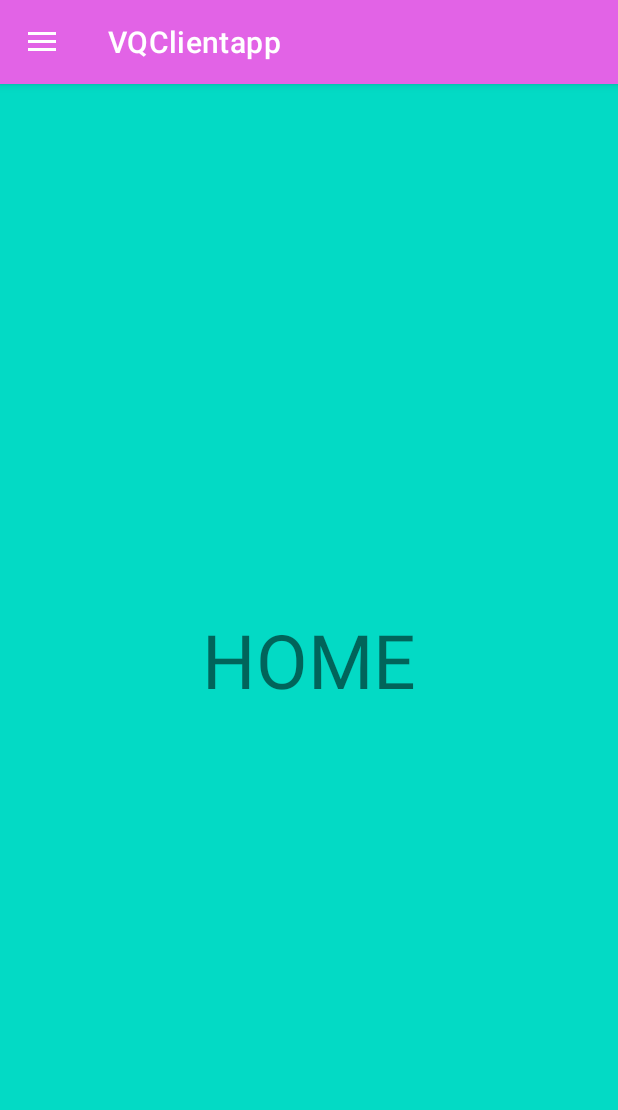
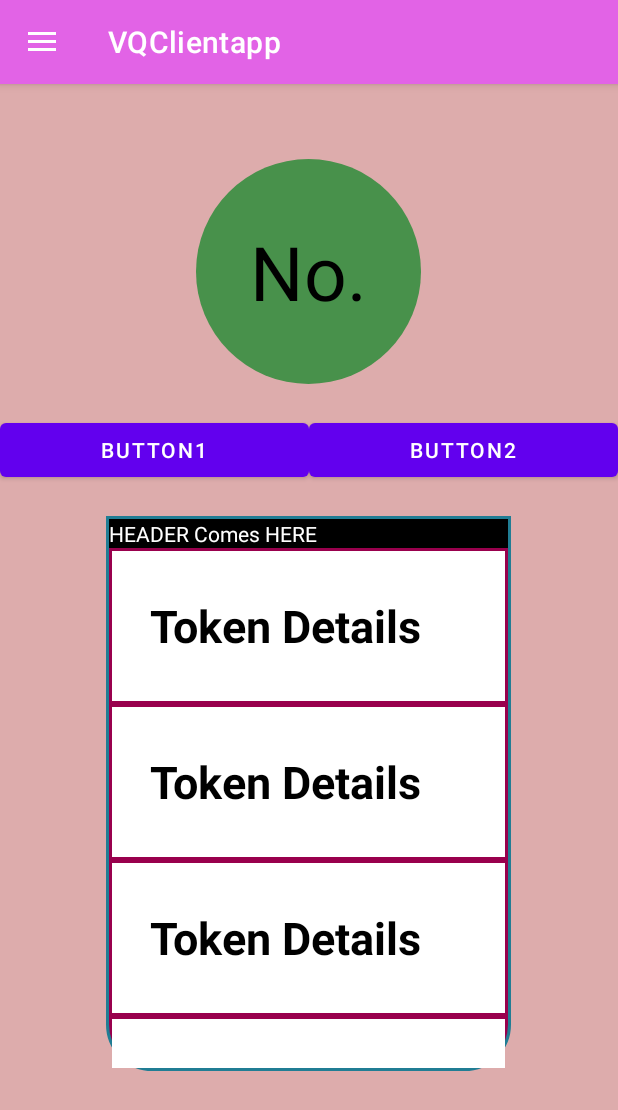
Before and after one commit to gokulelayur/VQclientapp, an Android app: the fragment tokenlistFragment placed in its activity, after a tap on "Home", on a phone screen of 412 x 824 dp. Shown: the top 1110 px of the screen. Run offline under Robolectric (Android 15) with nearby library versions, the phone set to English and light mode, and no system bars; 1 statement that could not run was skipped; 1 other tap on this screen came first.

Commit message:
departmenthome connected to Company homePage and basic recycler view at homeFragment and tokenlistFragment

```diff
--- /dev/null
+++ b/app/src/main/java/com/example/vqclientapp/adapterQueueRecycler.java
@@ -0,0 +1,44 @@
+package com.example.vqclientapp;
+
+import android.view.LayoutInflater;
+import android.view.View;
+import android.view.ViewGroup;
+import android.widget.TextView;
+
+import androidx.annotation.NonNull;
+import androidx.recyclerview.widget.RecyclerView;
+
+import org.jetbrains.annotations.NotNull;
+import org.w3c.dom.Text;
+
+public class adapterQueueRecycler extends RecyclerView.Adapter<adapterQueueRecycler.Viewholder>{
+    @NonNull
+    @NotNull
+    @Override
+    public Viewholder onCreateViewHolder(@NonNull @NotNull ViewGroup parent, int viewType) {
+
+        View view= LayoutInflater.from(parent.getContext()).inflate(R.layout.row_item_queue_recycler,parent,false);
+        return new Viewholder(view);
+    }
+
+    @Override
+    public void onBindViewHolder(@NonNull @NotNull Viewholder holder, int position) {
+
+    }
+
+    @Override
+    public int getItemCount() {
+        return 10;
+    }
+
+    class Viewholder extends RecyclerView.ViewHolder{
+
+        TextView depname;
+
+        public Viewholder(@NonNull @NotNull View itemView) {
+            super(itemView);
+
+            depname=itemView.findViewById(R.id.queueRecyclerRow);
+        }
+    }
+}
--- /dev/null
+++ b/app/src/main/java/com/example/vqclientapp/adapterTokenlistRecycler.java
@@ -0,0 +1,43 @@
+package com.example.vqclientapp;
+
+import android.view.LayoutInflater;
+import android.view.View;
+import android.view.ViewGroup;
+import android.widget.TextView;
+
+import androidx.annotation.NonNull;
+import androidx.recyclerview.widget.RecyclerView;
+
+import org.jetbrains.annotations.NotNull;
+
+public class adapterTokenlistRecycler extends RecyclerView.Adapter<adapterTokenlistRecycler.Viewholder> {
+
+    @NonNull
+    @NotNull
+    @Override
+    public Viewholder onCreateViewHolder(@NonNull @NotNull ViewGroup parent, int viewType) {
+        View view= LayoutInflater.from(parent.getContext()).inflate(R.layout.row_item_tokenlist_recycler,parent,false);
+        return new Viewholder(view);
+    }
+
+    @Override
+    public void onBindViewHolder(@NonNull @NotNull Viewholder holder, int position) {
+
+    }
+
+    @Override
+    public int getItemCount() {
+        return 20;
+    }
+
+    class Viewholder extends RecyclerView.ViewHolder{
+
+        TextView tokendet;
+
+
+        public Viewholder(@NonNull @NotNull View itemView) {
+            super(itemView);
+            tokendet=itemView.findViewById(R.id.tokenlistRecyclerRow);
+        }
+    }
+}
--- a/app/src/main/java/com/example/vqclientapp/departmenthome.java
+++ b/app/src/main/java/com/example/vqclientapp/departmenthome.java
@@ -9,6 +9,7 @@ import androidx.drawerlayout.widget.DrawerLayout;
 
 import android.os.Bundle;
 import android.view.MenuItem;
+import android.view.View;
 import android.widget.TextView;
 
 import com.google.android.material.navigation.NavigationView;
@@ -17,16 +18,38 @@ import org.jetbrains.annotations.NotNull;
 
 public class departmenthome extends AppCompatActivity implements NavigationView.OnNavigationItemSelectedListener {
     DrawerLayout drawer;
+    department thisdepartment;
+    String uname;
 
     @Override
     protected void onCreate(Bundle savedInstanceState) {
         super.onCreate(savedInstanceState);
         setContentView(R.layout.activity_departmenthome);
+
+        Bundle extras;
+        if(savedInstanceState == null){
+            extras =getIntent().getExtras();
+            if(extras==null){
+                uname=null;
+            }
+            else{
+                uname=extras.getString("uname");
+                thisdepartment=(com.example.vqclientapp.department) getIntent().getSerializableExtra("passdep");
+            }
+        }
+
+
+
         Toolbar toolbar = findViewById(R.id.depthometoolbar);
         setSupportActionBar(toolbar);
+
+
         drawer = findViewById(R.id.dept_drawer_layout);
         NavigationView navigationView = findViewById(R.id.dept_nav_view);
         navigationView.setNavigationItemSelectedListener(this);
+        View headerview= navigationView.getHeaderView(0);
+        TextView drawerCompanyName=(TextView) headerview.findViewById(R.id.drawer_comp_name);
+        drawerCompanyName.setText(thisdepartment.getName().toUpperCase());
 
 
         ActionBarDrawerToggle toggle = new ActionBarDrawerToggle(this, drawer, toolbar,
--- a/app/src/main/java/com/example/vqclientapp/homeFragment.java
+++ b/app/src/main/java/com/example/vqclientapp/homeFragment.java
@@ -8,16 +8,32 @@ import android.view.ViewGroup;
 import androidx.annotation.NonNull;
 import androidx.annotation.Nullable;
 import androidx.fragment.app.Fragment;
+import androidx.recyclerview.widget.LinearLayoutManager;
+import androidx.recyclerview.widget.RecyclerView;
 
 import com.example.vqclientapp.R;
 
 import org.jetbrains.annotations.NotNull;
 
 public class homeFragment extends Fragment {
+
+    RecyclerView recyclerView;
+    adapterQueueRecycler adapterQueueRecycler;
+
     @Nullable
     @org.jetbrains.annotations.Nullable
     @Override
     public View onCreateView(@NonNull @NotNull LayoutInflater inflater, @Nullable @org.jetbrains.annotations.Nullable ViewGroup container, @Nullable @org.jetbrains.annotations.Nullable Bundle savedInstanceState) {
-        return inflater.inflate(R.layout.fragment_home,container,false);
+        View view=inflater.inflate(R.layout.fragment_home,container,false);
+
+        recyclerView=view.findViewById(R.id.queueRecycler);
+        adapterQueueRecycler=new adapterQueueRecycler();
+
+        recyclerView.setHasFixedSize(true);
+        recyclerView.setLayoutManager(new LinearLayoutManager(getContext()));
+        recyclerView.setAdapter(adapterQueueRecycler);
+
+
+        return view;
     }
 }
--- a/app/src/main/java/com/example/vqclientapp/homePage.java
+++ b/app/src/main/java/com/example/vqclientapp/homePage.java
@@ -98,10 +98,9 @@ public class homePage extends AppCompatActivity implements adapterDepts.deptList
     @Override
     public void onDeptListClick(int position) {
         department passdep= departmentArrayList.get(position);
-        Intent deptListClicked=new Intent(homePage.this,testactivitity.class);
+        Intent deptListClicked=new Intent(homePage.this,departmenthome.class);
         deptListClicked.putExtra("passdep",passdep);
         deptListClicked.putExtra("uname",uname);
-//        Toast.makeText(this, "clicked position:"+position, Toast.LENGTH_LONG).show();
         startActivity(deptListClicked);
     }
 }
--- a/app/src/main/java/com/example/vqclientapp/tokenlistFragment.java
+++ b/app/src/main/java/com/example/vqclientapp/tokenlistFragment.java
@@ -8,14 +8,28 @@ import android.view.ViewGroup;
 import androidx.annotation.NonNull;
 import androidx.annotation.Nullable;
 import androidx.fragment.app.Fragment;
+import androidx.recyclerview.widget.LinearLayoutManager;
+import androidx.recyclerview.widget.RecyclerView;
 
 import org.jetbrains.annotations.NotNull;
 
 public class tokenlistFragment extends Fragment {
+
+    RecyclerView recyclerView;
+    adapterTokenlistRecycler adapterTokenlistRecycler;
+
     @Nullable
     @org.jetbrains.annotations.Nullable
     @Override
     public View onCreateView(@NonNull @NotNull LayoutInflater inflater, @Nullable @org.jetbrains.annotations.Nullable ViewGroup container, @Nullable @org.jetbrains.annotations.Nullable Bundle savedInstanceState) {
-        return inflater.inflate(R.layout.fragment_tokenlist,container,false);
+        View view=inflater.inflate(R.layout.fragment_tokenlist,container,false);
+        recyclerView=view.findViewById(R.id.toklistRecycler);
+        adapterTokenlistRecycler=new adapterTokenlistRecycler();
+
+        recyclerView.setHasFixedSize(true);
+        recyclerView.setLayoutManager(new LinearLayoutManager(getContext()));
+        recyclerView.setAdapter(adapterTokenlistRecycler);
+
+        return view;
     }
 }
--- /dev/null
+++ b/app/src/main/res/drawable/listview_token_queue.xml
@@ -0,0 +1,12 @@
+<?xml version="1.0" encoding="UTF-8"?>
+<shape xmlns:android="http://schemas.android.com/apk/res/android" android:id="@+id/listview_background_shape">
+    <stroke android:width="2dp" android:color="#ff207d94" />
+    <padding android:left="2dp"
+        android:top="2dp"
+        android:right="2dp"
+        android:bottom="2dp" />
+    <corners android:radius="30dp"
+        android:topLeftRadius="0dp"
+        android:topRightRadius="0dp"/>
+    <solid android:color="#99004d" />
+</shape>
--- /dev/null
+++ b/app/src/main/res/drawable/token_circle.xml
@@ -0,0 +1,12 @@
+<?xml version="1.0" encoding="utf-8"?>
+<shape
+    xmlns:android="http://schemas.android.com/apk/res/android"
+    android:shape="oval">
+
+    <solid
+        android:color="#48914B"/>
+
+    <size
+        android:width="120dp"
+        android:height="120dp"/>
+</shape>
--- a/app/src/main/res/layout/dept_nav_header.xml
+++ b/app/src/main/res/layout/dept_nav_header.xml
@@ -7,12 +7,12 @@
     android:theme="@style/ThemeOverlay.AppCompat.Dark">
 
     <ImageView
-        android:layout_width="wrap_content"
-        android:layout_height="wrap_content"
+        android:layout_width="100dp"
+        android:layout_height="100dp"
         android:layout_gravity="bottom"
         android:padding="20dp"
         android:paddingStart="20dp"
-        android:src="@mipmap/ic_launcher" />
+        android:src="@drawable/img" />
 
     <TextView
         android:id="@+id/drawer_comp_name"
--- a/app/src/main/res/layout/fragment_home.xml
+++ b/app/src/main/res/layout/fragment_home.xml
@@ -1,13 +1,78 @@
 <?xml version="1.0" encoding="utf-8"?>
-<RelativeLayout xmlns:android="http://schemas.android.com/apk/res/android"
+<LinearLayout xmlns:android="http://schemas.android.com/apk/res/android"
     android:layout_width="match_parent"
     android:layout_height="match_parent"
-    android:background="@color/teal_200" >
-    <TextView
-        android:layout_width="wrap_content"
+    android:background="@color/light_background"
+    android:orientation="vertical"
+    android:layout_centerHorizontal="true"
+    android:gravity="center_horizontal">
+
+
+    <RelativeLayout
+        android:layout_width="150dp"
+        android:layout_height="150dp"
+        android:background="@drawable/token_circle"
+        android:layout_marginTop="50dp">
+        <TextView
+            android:layout_width="wrap_content"
+            android:layout_height="wrap_content"
+            android:id="@+id/display_current_token"
+            android:text="No."
+            android:textColor="@color/black"
+            android:textSize="50sp"
+            android:layout_centerInParent="true"/>
+
+    </RelativeLayout>
+    <LinearLayout
+        android:layout_width="match_parent"
         android:layout_height="wrap_content"
-        android:text="HOME"
-        android:textSize="50sp"
-        android:layout_centerInParent="true"/>
+        android:orientation="horizontal"
+        android:gravity="center"
+        android:layout_marginTop="20dp">
+        <Button
+            android:layout_width="wrap_content"
+            android:layout_height="wrap_content"
+            android:layout_weight="1"
+            android:text="Button1"/>
+        <Button
+            android:layout_width="wrap_content"
+            android:layout_height="wrap_content"
+            android:layout_weight="1"
+            android:text="button2"/>
+    </LinearLayout>
 
-</RelativeLayout>
+    <LinearLayout
+        android:layout_width="270dp"
+        android:layout_height="370dp"
+        android:layout_marginTop="20dp"
+        android:background="@drawable/listview_token_queue"
+        android:gravity="top"
+        android:orientation="vertical">
+        <LinearLayout
+            android:layout_width="match_parent"
+            android:layout_height="wrap_content">
+            <TextView
+                android:layout_width="match_parent"
+                android:layout_height="wrap_content"
+                android:text="HEADER Comes HERE"
+                android:background="@color/black"
+                android:textColor="@color/white"/>
+        </LinearLayout>
+        <LinearLayout
+            android:layout_width="match_parent"
+            android:layout_height="match_parent">
+
+            <androidx.recyclerview.widget.RecyclerView
+                android:layout_width="match_parent"
+                android:layout_height="match_parent"
+                android:id="@+id/queueRecycler">
+
+            </androidx.recyclerview.widget.RecyclerView>
+
+        </LinearLayout>
+
+    </LinearLayout>
+
+
+
+</LinearLayout>
--- a/app/src/main/res/layout/fragment_tokenlist.xml
+++ b/app/src/main/res/layout/fragment_tokenlist.xml
@@ -1,13 +1,25 @@
 <?xml version="1.0" encoding="utf-8"?>
-<RelativeLayout xmlns:android="http://schemas.android.com/apk/res/android"
+<LinearLayout xmlns:android="http://schemas.android.com/apk/res/android"
     android:layout_width="match_parent"
     android:layout_height="match_parent"
-    android:background="@color/teal_200" >
+    android:background="@color/teal_200"
+    android:orientation="vertical"
+    android:gravity="center_horizontal">
     <TextView
         android:layout_width="wrap_content"
         android:layout_height="wrap_content"
         android:text="TOKEN LIST"
-        android:textSize="50sp"
-        android:layout_centerInParent="true"/>
+        android:textSize="50sp"/>
+    <RelativeLayout
+        android:layout_width="match_parent"
+        android:layout_height="wrap_content"
+        android:layout_weight="1">
 
-</RelativeLayout>
+        <androidx.recyclerview.widget.RecyclerView
+            android:layout_width="match_parent"
+            android:layout_height="wrap_content"
+            android:id="@+id/toklistRecycler"/>
+
+    </RelativeLayout>
+
+</LinearLayout>
--- /dev/null
+++ b/app/src/main/res/layout/row_item_queue_recycler.xml
@@ -0,0 +1,22 @@
+<?xml version="1.0" encoding="utf-8"?>
+<LinearLayout xmlns:android="http://schemas.android.com/apk/res/android"
+    xmlns:app="http://schemas.android.com/apk/res-auto"
+    xmlns:tools="http://schemas.android.com/tools"
+    android:layout_width="match_parent"
+    android:layout_height="100dp"
+    android:layout_margin="@dimen/cardview_default_elevation"
+    android:orientation="horizontal"
+    android:background="@color/white">
+
+
+    <TextView
+        android:id="@+id/queueRecyclerRow"
+        android:layout_width="match_parent"
+        android:layout_height="match_parent"
+        android:gravity="center_vertical"
+        android:paddingStart="25dp"
+        android:text="Token Details"
+        android:textSize="30sp"
+        android:textColor="@color/black"
+        android:textStyle="bold" />
+</LinearLayout>
--- /dev/null
+++ b/app/src/main/res/layout/row_item_tokenlist_recycler.xml
@@ -0,0 +1,22 @@
+<?xml version="1.0" encoding="utf-8"?>
+<LinearLayout xmlns:android="http://schemas.android.com/apk/res/android"
+    xmlns:app="http://schemas.android.com/apk/res-auto"
+    xmlns:tools="http://schemas.android.com/tools"
+    android:layout_width="match_parent"
+    android:layout_height="100dp"
+    android:layout_margin="@dimen/cardview_default_elevation"
+    android:orientation="horizontal"
+    android:background="@color/white">
+
+
+    <TextView
+        android:id="@+id/tokenlistRecyclerRow"
+        android:layout_width="match_parent"
+        android:layout_height="match_parent"
+        android:gravity="center_vertical"
+        android:paddingStart="25dp"
+        android:text="Token Details"
+        android:textSize="30sp"
+        android:textColor="@color/black"
+        android:textStyle="bold" />
+</LinearLayout>
--- a/app/src/main/res/values/colors.xml
+++ b/app/src/main/res/values/colors.xml
@@ -7,4 +7,5 @@
     <color name="teal_700">#FF018786</color>
     <color name="black">#FF000000</color>
     <color name="white">#FFFFFFFF</color>
+    <color name="light_background">#DDACAC</color>
 </resources>
```
